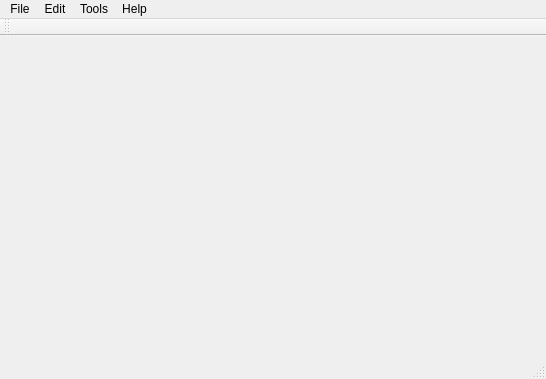
Before: the Qt Designer form src/qtgui/mainwindow.ui in sgrams/secpass, drawn with Qt 5.
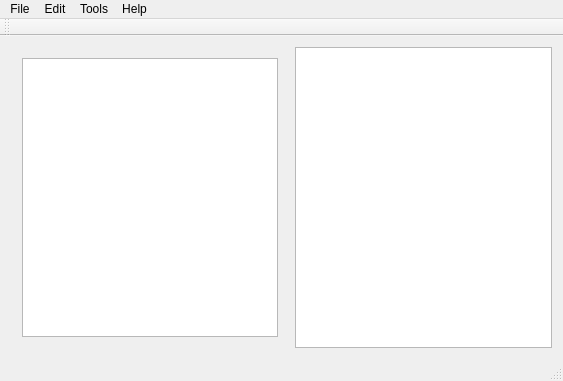
After: the same form once the commit is applied.

The edit to the form file:
```diff
--- a/src/qtgui/mainwindow.ui
+++ b/src/qtgui/mainwindow.ui
@@ -6,20 +6,39 @@
    <rect>
     <x>0</x>
     <y>0</y>
-    <width>546</width>
-    <height>379</height>
+    <width>563</width>
+    <height>381</height>
    </rect>
   </property>
   <property name="windowTitle">
    <string>MainWindow</string>
   </property>
-  <widget class="QWidget" name="centralWidget"/>
+  <widget class="QWidget" name="centralWidget">
+   <layout class="QGridLayout" name="gridLayout_2">
+    <item row="0" column="0">
+     <widget class="QWidget" name="gridWidget" native="true">
+      <layout class="QGridLayout" name="gridLayout">
+       <item row="0" column="0">
+        <layout class="QVBoxLayout" name="verticalLayout">
+         <item>
+          <widget class="QListView" name="listView"/>
+         </item>
+        </layout>
+       </item>
+      </layout>
+     </widget>
+    </item>
+    <item row="0" column="1">
+     <widget class="QColumnView" name="columnView"/>
+    </item>
+   </layout>
+  </widget>
   <widget class="QMenuBar" name="menuBar">
    <property name="geometry">
     <rect>
      <x>0</x>
      <y>0</y>
-     <width>546</width>
+     <width>563</width>
      <height>18</height>
     </rect>
    </property>
```
